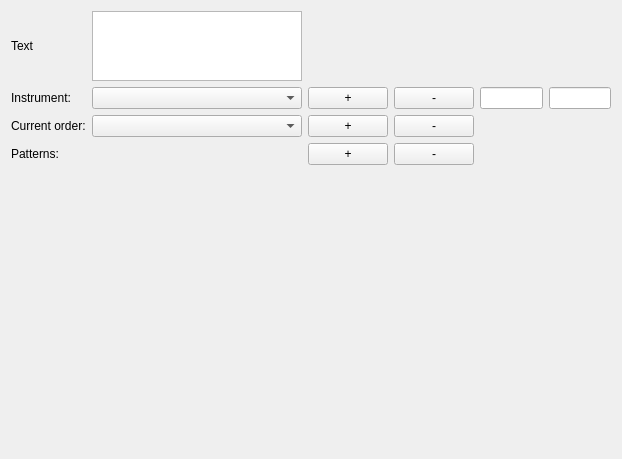
Qt form source/trsedocuments/formttredit.ui (leuat/TRSE) before a commit.
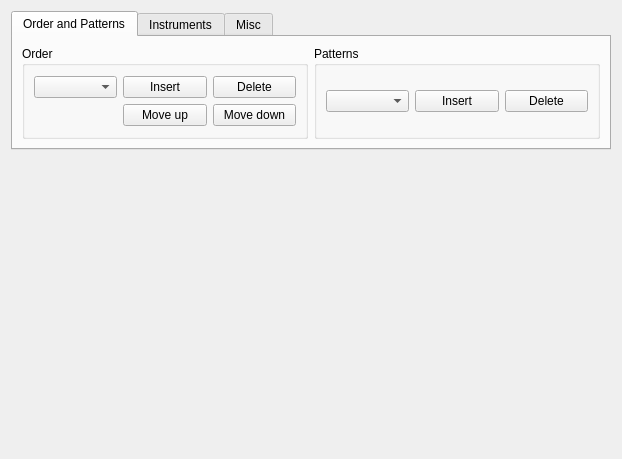
The same form after that commit.

Patch:
```diff
--- a/source/trsedocuments/formttredit.ui
+++ b/source/trsedocuments/formttredit.ui
@@ -13,101 +13,182 @@
   <property name="windowTitle">
    <string>Form</string>
   </property>
-  <layout class="QGridLayout" name="gridLayout" rowstretch="1,3">
-   <item row="0" column="0">
-    <layout class="QGridLayout" name="gridLayout_3" rowstretch="2,1,1,0">
-     <item row="1" column="7">
-      <widget class="QLineEdit" name="leInstrument"/>
-     </item>
-     <item row="2" column="0">
-      <widget class="QLabel" name="label_6">
-       <property name="text">
-        <string>Current order:</string>
-       </property>
-      </widget>
-     </item>
-     <item row="0" column="0">
-      <widget class="QLabel" name="label_7">
-       <property name="text">
-        <string>Text</string>
-       </property>
-      </widget>
-     </item>
+  <layout class="QGridLayout" name="gridLayout" rowstretch="0,1,1,1,0,0,100">
      <item row="1" column="0">
+    <widget class="QTabWidget" name="tabWidget">
+     <property name="currentIndex">
+      <number>0</number>
+     </property>
+     <widget class="QWidget" name="tab">
+      <attribute name="title">
+       <string>Order and Patterns</string>
+      </attribute>
+      <layout class="QGridLayout" name="gridLayout_2">
+       <item row="0" column="0">
+        <layout class="QHBoxLayout" name="horizontalLayout">
+         <item>
+          <widget class="QGroupBox" name="groupBox">
+           <property name="title">
+            <string>Order</string>
+           </property>
+           <layout class="QGridLayout" name="gridLayout_8">
+            <item row="0" column="0">
+             <layout class="QGridLayout" name="gridLayout_3">
+              <item row="0" column="0">
+               <widget class="QComboBox" name="cmbPattern"/>
+              </item>
+              <item row="1" column="1">
+               <widget class="QPushButton" name="btnOrderMoveUp">
+                <property name="text">
+                 <string>Move up</string>
+                </property>
+               </widget>
+              </item>
+              <item row="1" column="2">
+               <widget class="QPushButton" name="btnOrderMoveDown">
+                <property name="text">
+                 <string>Move down</string>
+                </property>
+               </widget>
+              </item>
+              <item row="0" column="1">
+               <widget class="QPushButton" name="btnNewOrder">
+                <property name="text">
+                 <string>Insert</string>
+                </property>
+               </widget>
+              </item>
+              <item row="0" column="2">
+               <widget class="QPushButton" name="btnDeleteOrder">
+                <property name="text">
+                 <string>Delete</string>
+                </property>
+               </widget>
+              </item>
+             </layout>
+            </item>
+           </layout>
+          </widget>
+         </item>
+         <item>
+          <widget class="QGroupBox" name="groupBox_2">
+           <property name="title">
+            <string>Patterns</string>
+           </property>
+           <layout class="QGridLayout" name="gridLayout_4">
+            <item row="0" column="0">
+             <layout class="QGridLayout" name="gridLayout_7">
+              <item row="0" column="2">
+               <widget class="QPushButton" name="btnDeletePattern">
+                <property name="text">
+                 <string>Delete</string>
+                </property>
+               </widget>
+              </item>
+              <item row="0" column="0">
+               <widget class="QComboBox" name="cmbPatterns"/>
+              </item>
+              <item row="0" column="1">
+               <widget class="QPushButton" name="btnNewPattern">
+                <property name="text">
+                 <string>Insert</string>
+                </property>
+               </widget>
+              </item>
+             </layout>
+            </item>
+           </layout>
+          </widget>
+         </item>
+        </layout>
+       </item>
+      </layout>
+     </widget>
+     <widget class="QWidget" name="tab_3">
+      <attribute name="title">
+       <string>Instruments</string>
+      </attribute>
+      <layout class="QGridLayout" name="gridLayout_5">
+       <item row="0" column="0">
       <widget class="QLabel" name="label_4">
        <property name="text">
         <string>Instrument:</string>
        </property>
       </widget>
      </item>
-     <item row="2" column="4">
-      <widget class="QPushButton" name="btnNewOrder">
-       <property name="text">
-        <string>+</string>
-       </property>
-      </widget>
-     </item>
-     <item row="1" column="6">
-      <widget class="QLineEdit" name="leInstrumentData"/>
-     </item>
-     <item row="1" column="4">
+       <item row="0" column="1" colspan="3">
+        <widget class="QComboBox" name="cmbInstruments"/>
+       </item>
+       <item row="0" column="4">
       <widget class="QPushButton" name="btnNewOrder_2">
        <property name="text">
         <string>+</string>
        </property>
       </widget>
      </item>
-     <item row="2" column="5">
-      <widget class="QPushButton" name="btnDeleteOrder">
-       <property name="text">
-        <string>-</string>
-       </property>
-      </widget>
-     </item>
-     <item row="1" column="5">
+       <item row="0" column="5">
       <widget class="QPushButton" name="btnDeleteOrder_2">
        <property name="text">
         <string>-</string>
        </property>
       </widget>
      </item>
-     <item row="0" column="2">
+       <item row="1" column="0">
+        <widget class="QLabel" name="label_5">
+         <property name="text">
+          <string>Data</string>
+         </property>
+        </widget>
+       </item>
+       <item row="1" column="1" colspan="2">
+        <widget class="QLineEdit" name="leInstrumentData"/>
+       </item>
+       <item row="1" column="3" colspan="3">
+        <widget class="QLineEdit" name="leInstrument"/>
+       </item>
+       <item row="2" column="0">
+        <widget class="QLabel" name="label_9">
+         <property name="text">
+          <string>Presets</string>
+         </property>
+        </widget>
+       </item>
+       <item row="2" column="1">
+        <widget class="QComboBox" name="cmbPredefinedInstrument"/>
+       </item>
+       <item row="2" column="2" colspan="3">
+        <widget class="QPushButton" name="btnSetInstrument">
+         <property name="text">
+          <string>Set instrument from preset</string>
+         </property>
+        </widget>
+       </item>
+      </layout>
+     </widget>
+     <widget class="QWidget" name="tab_4">
+      <attribute name="title">
+       <string>Misc</string>
+      </attribute>
+      <layout class="QGridLayout" name="gridLayout_6">
+       <item row="0" column="0">
+        <widget class="QLabel" name="label_7">
+         <property name="text">
+          <string>Text</string>
+         </property>
+        </widget>
+       </item>
+       <item row="0" column="1">
       <widget class="QTextBrowser" name="leText">
        <property name="readOnly">
         <bool>false</bool>
        </property>
       </widget>
      </item>
-     <item row="1" column="2">
-      <widget class="QComboBox" name="cmbInstruments"/>
-     </item>
-     <item row="2" column="2">
-      <widget class="QComboBox" name="cmbPattern"/>
-     </item>
-     <item row="3" column="0">
-      <widget class="QLabel" name="label_8">
-       <property name="text">
-        <string>Patterns:</string>
-       </property>
-      </widget>
-     </item>
-     <item row="3" column="4">
-      <widget class="QPushButton" name="btnNewPattern">
-       <property name="text">
-        <string>+</string>
-       </property>
-      </widget>
-     </item>
-     <item row="3" column="5">
-      <widget class="QPushButton" name="btnDeletePattern">
-       <property name="text">
-        <string>-</string>
-       </property>
-      </widget>
-     </item>
-    </layout>
+      </layout>
+     </widget>
+    </widget>
    </item>
-   <item row="1" column="0">
+   <item row="6" column="0">
     <layout class="QVBoxLayout" name="verticalLayout">
      <item>
       <layout class="QHBoxLayout" name="lyTrackers"/>
```
Lines whose indentation alone changed are shown as unchanged.
